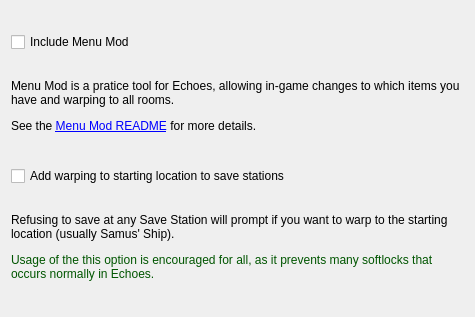
This is randovania/gui/game_patches_window.ui in randovania/randovania as Qt 5 draws it before an edit. The edited form follows.
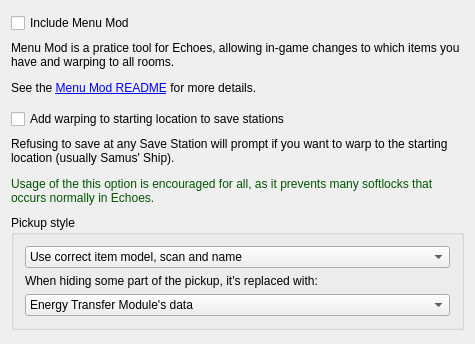
This is the edited form.

Commit message: Add UI elements for hiding item model, use multiple tabs in Logic Settings Window

```diff
--- a/randovania/gui/game_patches_window.ui
+++ b/randovania/gui/game_patches_window.ui
@@ -7,7 +7,7 @@
     <x>0</x>
     <y>0</y>
     <width>475</width>
-    <height>317</height>
+    <height>344</height>
    </rect>
   </property>
   <property name="windowTitle">
@@ -91,6 +91,71 @@
       </property>
      </widget>
     </item>
+    <item>
+     <widget class="QGroupBox" name="pickup_style_box">
+      <property name="sizePolicy">
+       <sizepolicy hsizetype="Preferred" vsizetype="Fixed">
+        <horstretch>0</horstretch>
+        <verstretch>0</verstretch>
+       </sizepolicy>
+      </property>
+      <property name="title">
+       <string>Pickup style</string>
+      </property>
+      <layout class="QVBoxLayout" name="verticalLayout_2">
+       <item>
+        <widget class="QComboBox" name="pickup_model_combo">
+         <item>
+          <property name="text">
+           <string>Use correct item model, scan and name</string>
+          </property>
+         </item>
+         <item>
+          <property name="text">
+           <string>Use correct scan and name, hide the model</string>
+          </property>
+         </item>
+         <item>
+          <property name="text">
+           <string>Use correct name, hide the model and scan</string>
+          </property>
+         </item>
+         <item>
+          <property name="text">
+           <string>Hide the model, scan and name</string>
+          </property>
+         </item>
+        </widget>
+       </item>
+       <item>
+        <widget class="QLabel" name="pickup_data_source_label">
+         <property name="text">
+          <string>When hiding some part of the pickup, it's replaced with:</string>
+         </property>
+        </widget>
+       </item>
+       <item>
+        <widget class="QComboBox" name="pickup_data_source_combo">
+         <item>
+          <property name="text">
+           <string>Energy Transfer Module's data</string>
+          </property>
+         </item>
+         <item>
+          <property name="text">
+           <string>A random item data</string>
+          </property>
+         </item>
+         <item>
+          <property name="text">
+           <string>The data of the pickup in that place</string>
+          </property>
+         </item>
+        </widget>
+       </item>
+      </layout>
+     </widget>
+    </item>
    </layout>
   </widget>
   <widget class="QMenuBar" name="menuBar">
```
The commit also changes 11 other files.
